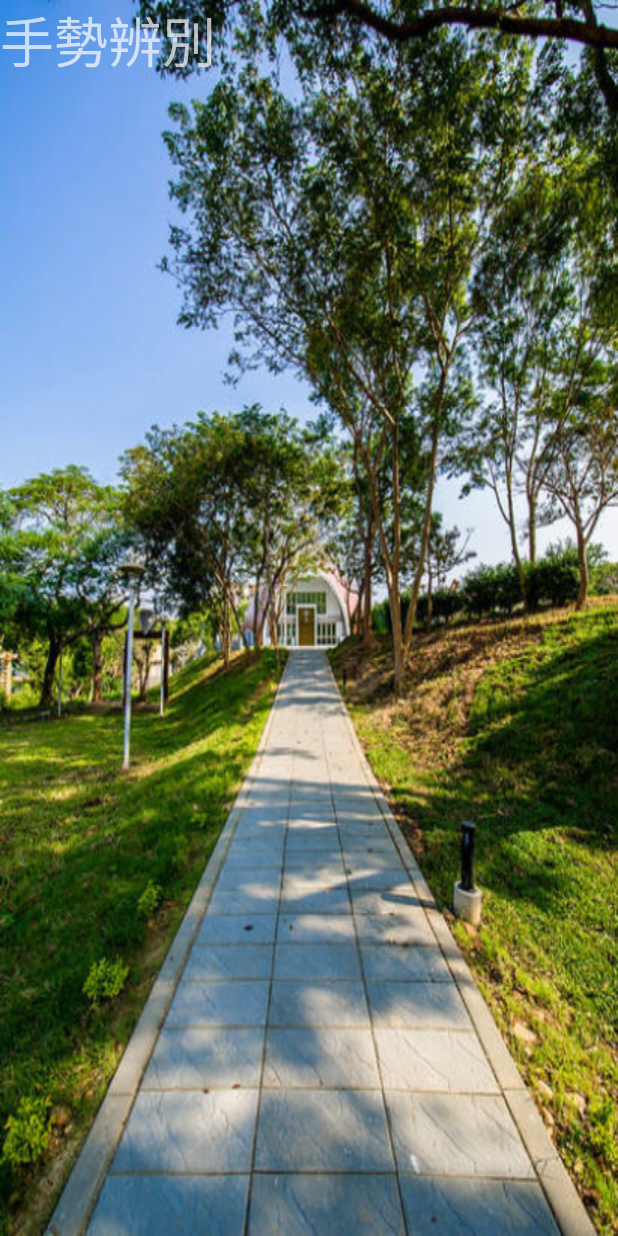
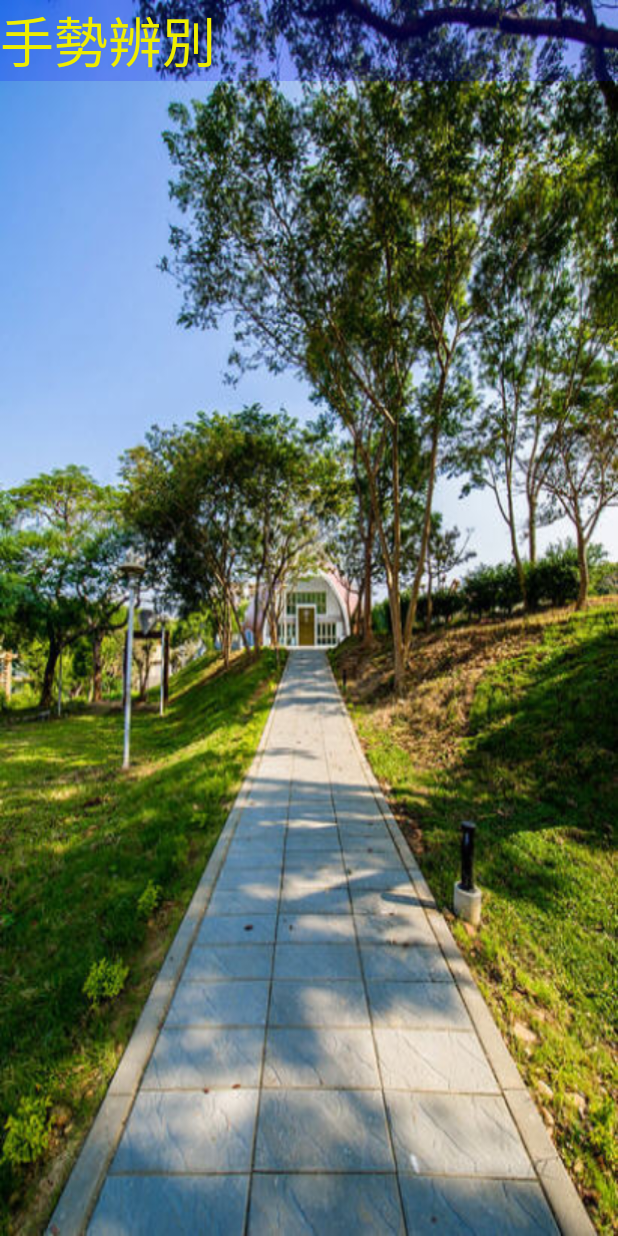
Before and after one commit to longjawboy/Gesture, an Android app: the screen it shows after launch (MainActivity), on a phone screen of 412 x 824 dp. Run offline under Robolectric (Android 15) with nearby library versions, the light colour scheme and no system bars; 1 statement that could not run was skipped.

Commit message:
v.2文字效果

```diff
--- a/app/src/main/java/tw/edu/pu/tcyang/gesture/MainActivity.kt
+++ b/app/src/main/java/tw/edu/pu/tcyang/gesture/MainActivity.kt
@@ -1,11 +1,24 @@
 package tw.edu.pu.tcyang.gesture
 
+import android.graphics.Color
+import android.graphics.Typeface
 import androidx.appcompat.app.AppCompatActivity
 import android.os.Bundle
+import android.widget.TextView
 
 class MainActivity : AppCompatActivity() {
+
+    lateinit var txv: TextView
+
     override fun onCreate(savedInstanceState: Bundle?) {
         super.onCreate(savedInstanceState)
         setContentView(R.layout.activity_main)
+        txv = findViewById(R.id.txv)
+        txv.setTextColor(Color.parseColor("#eeee00"))
+        txv.setBackgroundColor(Color.BLUE)
+        txv.setTypeface(
+            Typeface.createFromAsset(assets,
+                "font/HanyiSentyFingerPainting.ttf"))
+        txv.getBackground().setAlpha(50)  //0~255透明度值
     }
 }
```
